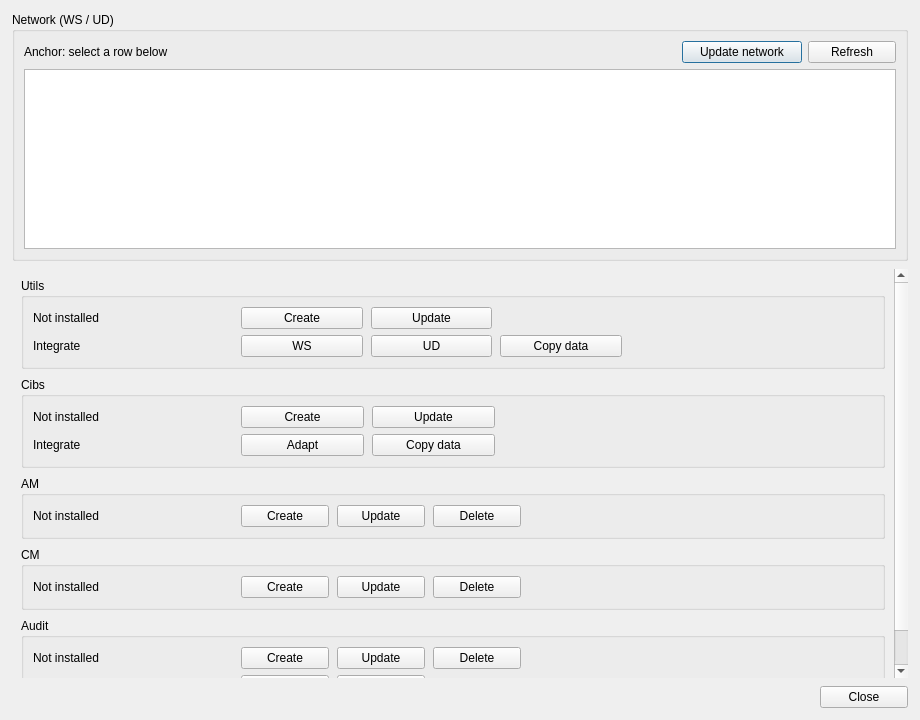
First picture: the form in core/ui/admin/admin_manage_schemas.ui, repository Giswater/giswater_qgis_plugin, before the edit.
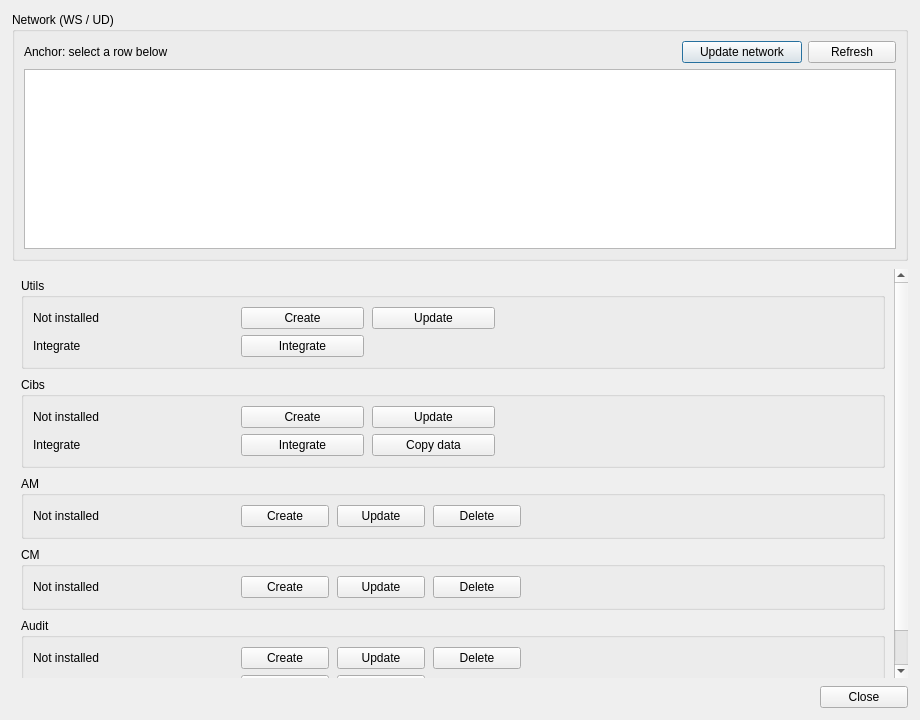
Second picture: the form after the edit.

Commit message: feat(admin): enhance utils and cibs integration processes by consolidating schema management, updating SQL scripts, and refining button functionalities in the admin interface

Patch:
```diff
--- a/core/ui/admin/admin_manage_schemas.ui
+++ b/core/ui/admin/admin_manage_schemas.ui
@@ -244,37 +244,11 @@
              </size>
             </property>
             <property name="text">
-             <string>WS</string>
+             <string>Integrate</string>
             </property>
            </widget>
           </item>
-          <item row="1" column="2">
-           <widget class="QPushButton" name="btn_utils_integrate_ud">
-            <property name="minimumSize">
-             <size>
-              <width>88</width>
-              <height>0</height>
-             </size>
-            </property>
-            <property name="text">
-             <string>UD</string>
-            </property>
-           </widget>
-          </item>
-          <item row="1" column="3">
-           <widget class="QPushButton" name="btn_utils_copy_data">
-            <property name="minimumSize">
-             <size>
-              <width>88</width>
-              <height>0</height>
-             </size>
-            </property>
-            <property name="text">
-             <string>Copy data</string>
-            </property>
-           </widget>
-          </item>
-          <item row="1" column="4" colspan="2">
+          <item row="1" column="2" colspan="4">
            <spacer name="horizontalSpacer_utils_1">
             <property name="orientation">
              <enum>Qt::Horizontal</enum>
@@ -376,7 +350,7 @@
              </size>
             </property>
             <property name="text">
-             <string>Adapt</string>
+             <string>Integrate</string>
             </property>
            </widget>
           </item>
```
Left out of the diff: 4 changed lines with no effect on the pictures. The commit also changes 18 other files.
